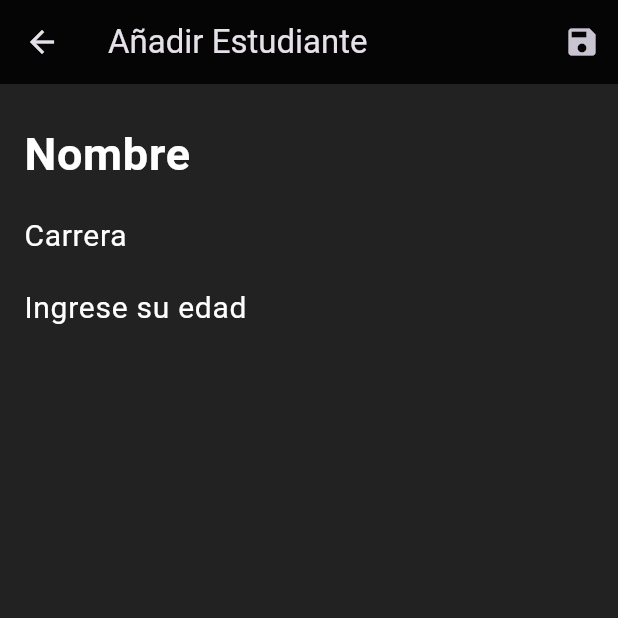
After one commit to VictorBDev/crud_cliente, a Flutter app: the screen it shows after launch, after a tap on the "add" icon, on a phone screen of 412 x 824 dp, the top half of it. The commit adds this screen. Run offline on Flutter 3.47's test engine with Material 3 defaults, Android fonts, the phone set to English and light mode, and no system bars; our stand-ins replace sqflite; accounts and stored records are empty.

Commit message:
Feature/add crud student

```diff
--- a/lib/main.dart
+++ b/lib/main.dart
@@ -1,19 +1,19 @@
 import 'package:flutter/material.dart';
-import 'package:multi_sem13/note_view.dart';
+import 'package:multi_sem13/student_view.dart';
 
 void main() {
   runApp(const MyApp());
 }
 
 class MyApp extends StatelessWidget {
-  const MyApp({super.key});
+  const MyApp({Key? key}) : super(key: key);
 
   @override
   Widget build(BuildContext context) {
     return MaterialApp(
-      title: 'Notes App',
+      title: 'Aplicación de Estudiantes',
       theme: ThemeData.dark(),
-      home: const NotesView(),
+      home: const StudentsView(),
       debugShowCheckedModeBanner: false,
     );
   }
--- /dev/null
+++ b/lib/student.dart
@@ -0,0 +1,68 @@
+// import 'package:sqflite/sqflite.dart';
+// import 'package:path/path.dart';
+
+class StudentFields {
+  static const List<String> values = [
+    id,
+    nombre,
+    carrera,
+    edad,
+    fechaIngreso,
+  ];
+
+  static const String tableName = 'estudiantes';
+  static const String idType = 'INTEGER PRIMARY KEY AUTOINCREMENT';
+  static const String textType = 'TEXT NOT NULL';
+  static const String intType = 'INTEGER NOT NULL';
+  static const String id = '_id';
+  static const String nombre = 'nombre';
+  static const String carrera = 'carrera';
+  static const String edad = 'edad';
+  static const String fechaIngreso = 'fecha_ingreso';
+}
+
+class StudentModel {
+  int? id;
+  final String nombre;
+  final String carrera;
+  final int? edad;
+  final DateTime? fechaIngreso;
+  StudentModel({
+    this.id,
+    required this.nombre,
+    required this.carrera,
+    this.edad,
+    required this.fechaIngreso,
+  });
+  Map<String, Object?> toJson() => {
+        StudentFields.id: id,
+        StudentFields.nombre: nombre,
+        StudentFields.carrera: carrera,
+        StudentFields.edad: edad,
+        StudentFields.fechaIngreso: fechaIngreso?.toIso8601String(),
+      };
+
+  factory StudentModel.fromJson(Map<String, Object?> json) => StudentModel(
+        id: json[StudentFields.id] as int?,
+        nombre: json[StudentFields.nombre] as String,
+        carrera: json[StudentFields.carrera] as String,
+        edad: json[StudentFields.edad] as int?,
+        fechaIngreso: DateTime.tryParse(
+            json[StudentFields.fechaIngreso] as String? ?? ''),
+      );
+
+  StudentModel copy({
+    int? id,
+    String? nombre,
+    String? carrera,
+    int? edad,
+    DateTime? fechaIngreso,
+  }) =>
+      StudentModel(
+        id: id ?? this.id,
+        nombre: nombre ?? this.nombre,
+        carrera: carrera ?? this.carrera,
+        edad: edad ?? this.edad,
+        fechaIngreso: fechaIngreso ?? this.fechaIngreso,
+      );
+}
--- /dev/null
+++ b/lib/student_database.dart
@@ -0,0 +1,94 @@
+import 'package:multi_sem13/student.dart';
+import 'package:sqflite/sqflite.dart';
+import 'package:path/path.dart';
+
+//Student database crea las tablas además de realizar las operaciones CRUD
+//El Json ayuda a serializar y deserializar los datos, de modelo JSON a objeto Dart
+class StudentDatabase {
+  static final StudentDatabase instance = StudentDatabase._internal();
+
+  static Database? _database;
+
+  StudentDatabase._internal();
+
+  Future<Database> get database async {
+    if (_database != null) return _database!;
+    _database = await _initDatabase();
+    return _database!;
+  }
+
+  Future<Database> _initDatabase() async {
+    final databasePath = await getDatabasesPath();
+    final path = join(databasePath, 'students.db');
+    return await openDatabase(
+      path,
+      version: 1,
+      onCreate: _createDatabase,
+    );
+  }
+
+  Future<void> _createDatabase(Database db, int version) async {
+    await db.execute('''
+      CREATE TABLE ${StudentFields.tableName} (
+        ${StudentFields.id} ${StudentFields.idType},
+        ${StudentFields.nombre} ${StudentFields.textType},
+        ${StudentFields.carrera} ${StudentFields.textType},
+        ${StudentFields.edad} ${StudentFields.intType},
+        ${StudentFields.fechaIngreso} ${StudentFields.textType}
+      )
+    ''');
+  }
+
+  Future<StudentModel> create(StudentModel student) async {
+    final db = await instance.database;
+    final id = await db.insert(StudentFields.tableName, student.toJson());
+    return student.copy(id: id);
+  }
+
+  Future<StudentModel> read(int id) async {
+    final db = await instance.database;
+    final maps = await db.query(
+      StudentFields.tableName,
+      columns: StudentFields.values,
+      where: '${StudentFields.id} = ?',
+      whereArgs: [id],
+    );
+
+    if (maps.isNotEmpty) {
+      return StudentModel.fromJson(maps.first);
+    } else {
+      throw Exception('ID $id not found');
+    }
+  }
+
+  Future<List<StudentModel>> readAll() async {
+    final db = await instance.database;
+    const orderBy = '${StudentFields.fechaIngreso} DESC';
+    final result = await db.query(StudentFields.tableName, orderBy: orderBy);
+    return result.map((json) => StudentModel.fromJson(json)).toList();
+  }
+
+  Future<int> update(StudentModel student) async {
+    final db = await instance.database;
+    return db.update(
+      StudentFields.tableName,
+      student.toJson(),
+      where: '${StudentFields.id} = ?',
+      whereArgs: [student.id],
+    );
+  }
+
+  Future<int> delete(int id) async {
+    final db = await instance.database;
+    return await db.delete(
+      StudentFields.tableName,
+      where: '${StudentFields.id} = ?',
+      whereArgs: [id],
+    );
+  }
+
+  Future close() async {
+    final db = await instance.database;
+    db.close();
+  }
+}
--- /dev/null
+++ b/lib/student_details_view.dart
@@ -0,0 +1,170 @@
+import 'package:flutter/material.dart';
+import 'package:multi_sem13/student.dart';
+import 'package:multi_sem13/student_database.dart';
+
+class StudentDetailsView extends StatefulWidget {
+  const StudentDetailsView({Key? key, this.studentId}) : super(key: key);
+  final int? studentId;
+
+  @override
+  State<StudentDetailsView> createState() => _StudentDetailsViewState();
+}
+
+class _StudentDetailsViewState extends State<StudentDetailsView> {
+  StudentDatabase studentDatabase = StudentDatabase.instance;
+
+  TextEditingController nameController = TextEditingController();
+  TextEditingController majorController = TextEditingController();
+  TextEditingController ageController = TextEditingController();
+
+  late StudentModel student;
+  bool isLoading = false;
+  bool isNewStudent = false;
+
+  @override
+  void initState() {
+    refreshStudent();
+    super.initState();
+  }
+
+  refreshStudent() {
+    if (widget.studentId == null) {
+      setState(() {
+        isNewStudent = true;
+        student = StudentModel(
+          nombre: '',
+          carrera: '',
+          edad: 0,
+          fechaIngreso: DateTime.now(),
+        );
+      });
+      return;
+    }
+    studentDatabase.read(widget.studentId!).then((value) {
+      setState(() {
+        student = value;
+        nameController.text = student.nombre;
+        majorController.text = student.carrera;
+        ageController.text = student.edad?.toString() ?? '';
+      });
+    });
+  }
+
+  saveStudent() async {
+    setState(() {
+      isLoading = true;
+    });
+    final model = StudentModel(
+      id: isNewStudent ? null : student.id,
+      nombre: nameController.text,
+      carrera: majorController.text,
+      edad: int.tryParse(ageController.text) ?? 0,
+      fechaIngreso: DateTime.now(),
+    );
+    if (isNewStudent) {
+      await studentDatabase.create(model);
+    } else {
+      await studentDatabase.update(model);
+    }
+    setState(() {
+      isLoading = false;
+    });
+    Navigator.pop(context);
+  }
+
+  deleteStudent() async {
+    await studentDatabase.delete(student.id!);
+    Navigator.pop(context);
+  }
+
+  @override
+  Widget build(BuildContext context) {
+    return Scaffold(
+      backgroundColor: Colors.black87,
+      appBar: AppBar(
+        backgroundColor: Colors.black87,
+        title: Text(isNewStudent ? 'Añadir Estudiante' : 'Editar Estudiante'),
+        actions: [
+          if (!isNewStudent)
+            IconButton(
+              onPressed: deleteStudent,
+              icon: const Icon(Icons.delete),
+            ),
+          IconButton(
+            onPressed: saveStudent,
+            icon: const Icon(Icons.save),
+          ),
+        ],
+      ),
+      body: SafeArea(
+        child: Padding(
+          padding: const EdgeInsets.all(16.0),
+          child: isLoading
+              ? const Center(child: CircularProgressIndicator())
+              : Column(children: [
+                  TextField(
+                    controller: nameController,
+                    cursorColor: Colors.white,
+                    style: const TextStyle(
+                      color: Colors.white,
+                      fontSize: 30,
+                      fontWeight: FontWeight.bold,
+                    ),
+                    decoration: const InputDecoration(
+                      hintText: 'Nombre',
+                      border: InputBorder.none,
+                      hintStyle: TextStyle(
+                        color: Colors.white,
+                        fontSize: 30,
+                        fontWeight: FontWeight.bold,
+                      ),
+                    ),
+                  ),
+                  TextField(
+                    controller: majorController,
+                    cursorColor: Colors.white,
+                    style: const TextStyle(
+                      color: Colors.white,
+                      fontSize: 20,
+                    ),
+                    decoration: const InputDecoration(
+                      hintText: 'Carrera',
+                      border: InputBorder.none,
+                      hintStyle: TextStyle(
+                        color: Colors.white,
+                        fontSize: 20,
+                      ),
+                    ),
+                  ),
+                  TextField(
+                    controller: ageController,
+                    cursorColor: Colors.white,
+                    style: const TextStyle(
+                      color: Colors.white,
+                      fontSize: 20,
+                    ),
+                    decoration: const InputDecoration(
+                      hintText: 'Ingrese su edad',
+                      border: InputBorder.none,
+                      hintStyle: TextStyle(
+                        color: Colors.white,
+                        fontSize: 20,
+                      ),
+                    ),
+                    keyboardType: TextInputType.number,
+                    onChanged: (value) {
+                      int? age = int.tryParse(value);
+                      if (age != null && (age < 0 || age > 100)) {
+                        ageController.text = 'Error';
+                        ageController.selection = TextSelection.fromPosition(
+                          TextPosition(offset: ageController.text.length),
+                        );
+                      }
+                    },
+                  ),
+                ]),
+        ),
+      ),
+    );
+  }
+}
--- a/lib/note_view.dart
+++ b/lib/student_view.dart
@@ -1,49 +1,47 @@
-import 'package:multi_sem13/note.dart';
-import 'package:multi_sem13/note_database.dart';
-import 'package:multi_sem13/note_details_view.dart';
+import 'package:multi_sem13/student.dart';
+import 'package:multi_sem13/student_database.dart';
+import 'package:multi_sem13/student_details_view.dart';
 import 'package:flutter/material.dart';
 
-class NotesView extends StatefulWidget {
-  const NotesView({super.key});
+class StudentsView extends StatefulWidget {
+  const StudentsView({Key? key}) : super(key: key);
 
   @override
-  State<NotesView> createState() => _NotesViewState();
+  State<StudentsView> createState() => _StudentsViewState();
 }
 
-class _NotesViewState extends State<NotesView> {
-  NoteDatabase noteDatabase = NoteDatabase.instance;
+class _StudentsViewState extends State<StudentsView> {
+  StudentDatabase studentDatabase = StudentDatabase.instance;
 
-  List<NoteModel> notes = [];
+  List<StudentModel> students = [];
 
   @override
   void initState() {
-    refreshNotes();
+    refreshStudents();
     super.initState();
   }
 
   @override
   dispose() {
-    //close the database
-    noteDatabase.close();
+    studentDatabase.close();
     super.dispose();
   }
 
-  ///Gets all the notes from the database and updates the state
-  refreshNotes() {
-    noteDatabase.readAll().then((value) {
+  refreshStudents() {
+    studentDatabase.readAll().then((value) {
       setState(() {
-        notes = value;
+        students = value;
       });
     });
   }
 
-  ///Navigates to the NoteDetailsView and refreshes the notes after the navigation
-  goToNoteDetailsView({int? id}) async {
+  goToStudentDetailsView({int? id}) async {
     await Navigator.push(
       context,
-      MaterialPageRoute(builder: (context) => NoteDetailsView(noteId: id)),
+      MaterialPageRoute(
+          builder: (context) => StudentDetailsView(studentId: id)),
     );
-    refreshNotes();
+    refreshStudents();
   }
 
   @override
@@ -52,6 +50,7 @@ class _NotesViewState extends State<NotesView> {
       backgroundColor: Colors.black87,
       appBar: AppBar(
         backgroundColor: Colors.black87,
+        title: const Text('Lista de Estudiantes'),
         actions: [
           IconButton(
             onPressed: () {},
@@ -60,17 +59,17 @@ class _NotesViewState extends State<NotesView> {
         ],
       ),
       body: Center(
-        child: notes.isEmpty
+        child: students.isEmpty
             ? const Text(
-                'No Notes yet',
+                'No hay estudiantes aún',
                 style: TextStyle(color: Colors.white),
               )
             : ListView.builder(
-                itemCount: notes.length,
+                itemCount: students.length,
                 itemBuilder: (context, index) {
-                  final note = notes[index];
+                  final student = students[index];
                   return GestureDetector(
-                    onTap: () => goToNoteDetailsView(id: note.id),
+                    onTap: () => goToStudentDetailsView(id: student.id),
                     child: Padding(
                       padding: const EdgeInsets.only(bottom: 10),
                       child: Card(
@@ -80,12 +79,20 @@ class _NotesViewState extends State<NotesView> {
                             crossAxisAlignment: CrossAxisAlignment.start,
                             children: <Widget>[
                               Text(
-                                note.createdTime.toString().split(' ')[0],
+                                student.fechaIngreso.toString().split(' ')[0],
                               ),
                               Text(
-                                note.title,
+                                student.nombre,
                                 style:
                                     Theme.of(context).textTheme.headlineMedium,
+                              ),
+                              Text(
+                                'Carrera: ${student.carrera}',
+                                style: Theme.of(context).textTheme.bodyLarge,
+                              ),
+                              Text(
+                                'Edad: ${student.edad}',
+                                style: Theme.of(context).textTheme.bodyLarge,
                               ),
                             ],
                           ),
@@ -96,8 +103,8 @@ class _NotesViewState extends State<NotesView> {
                 }),
       ),
       floatingActionButton: FloatingActionButton(
-        onPressed: goToNoteDetailsView,
-        tooltip: 'Create Note',
+        onPressed: () => goToStudentDetailsView(),
+        tooltip: 'Añadir Estudiante',
         child: const Icon(Icons.add),
       ),
     );
```
Also changed, not shown: lib/note.dart (deleted, +0 -76 lines), lib/note_database.dart (deleted, +0 -98 lines), lib/note_details_view.dart (deleted, +0 -150 lines).
